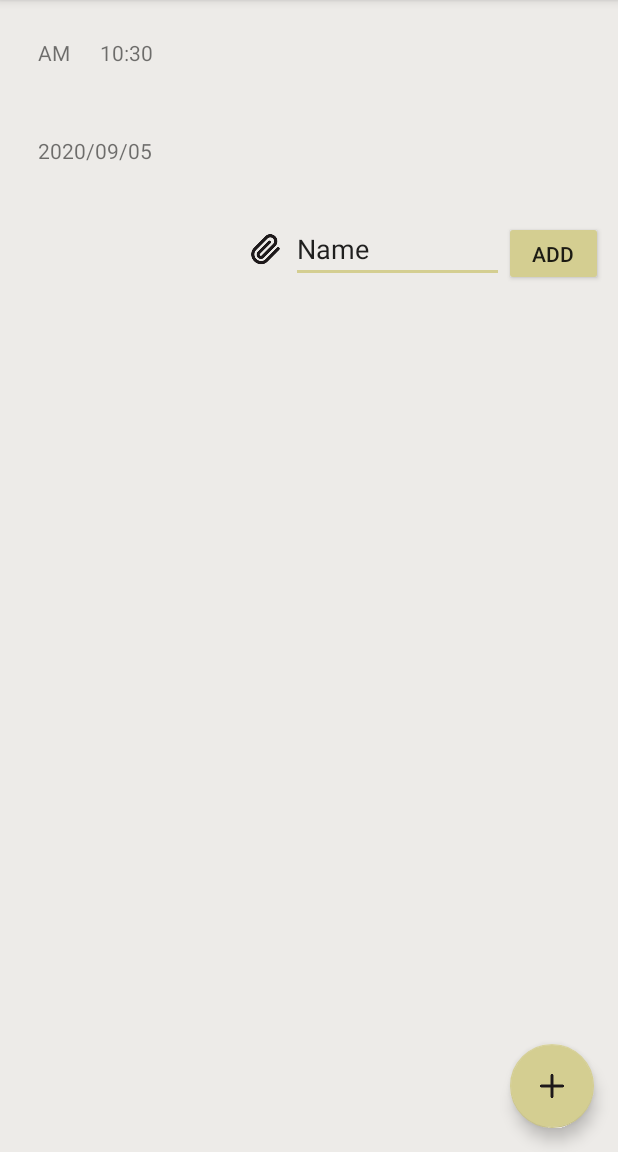
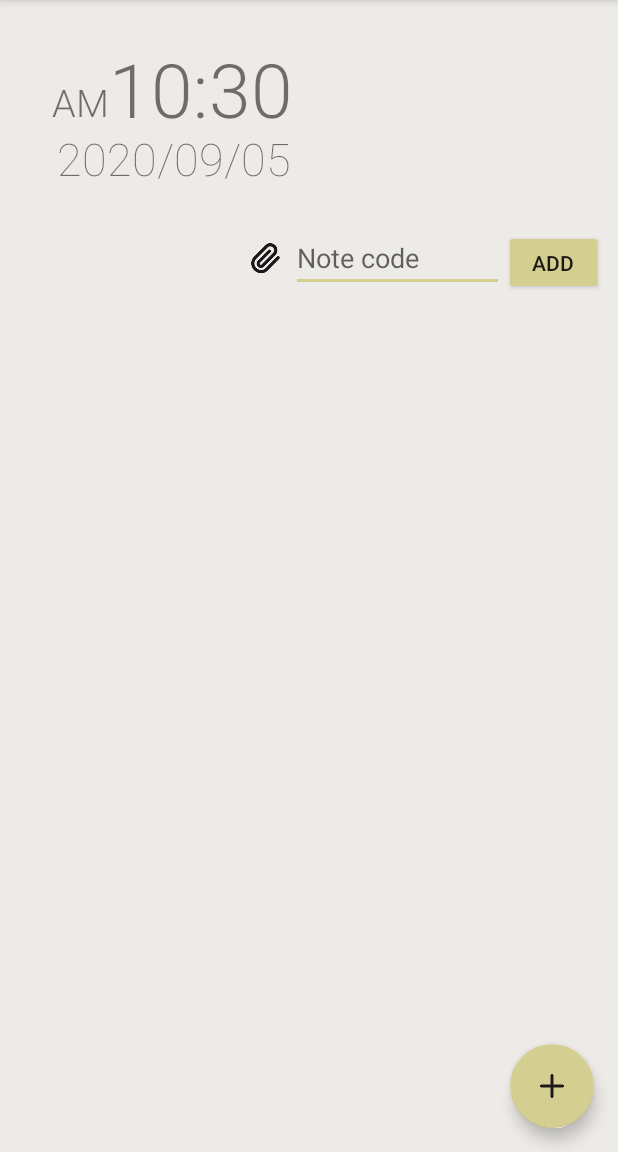
Before and after one commit to mjkcool/Branch-Memo-Beta, an Android app: the screen it shows after launch (MainActivity), on a phone screen of 412 x 824 dp, the part 84-1236 px from its top. Run offline under Robolectric (Android 15) with nearby library versions, the phone set to English and light mode, and no system bars.

Commit message:
Implement Clock design

```diff
--- a/app/src/main/res/layout/fragment_first.xml
+++ b/app/src/main/res/layout/fragment_first.xml
@@ -17,28 +17,37 @@
 
         <LinearLayout
             android:layout_width="181dp"
-            android:layout_height="match_parent"
+            android:layout_height="wrap_content"
             android:orientation="horizontal">
 
             <TextView
                 android:id="@+id/a_view"
-                android:layout_width="41dp"
-                android:layout_height="65dp"
-                android:text="time" />
+                android:layout_width="47dp"
+                android:layout_height="match_parent"
+                android:fontFamily="sans-serif-light"
+                android:gravity="bottom|right"
+                android:text="ap"
+                android:textSize="25sp" />
 
             <TextView
                 android:id="@+id/time_view"
-                android:layout_width="145dp"
-                android:layout_height="match_parent"
+                android:layout_width="115dp"
+                android:layout_height="60dp"
                 android:layout_weight="1"
-                android:text="TextView" />
+                android:fontFamily="sans-serif-light"
+                android:gravity="left"
+                android:text="00:00"
+                android:textSize="50sp" />
         </LinearLayout>
 
         <TextView
             android:id="@+id/date_view"
             android:layout_width="181dp"
-            android:layout_height="29dp"
-            android:text="date" />
+            android:layout_height="match_parent"
+            android:fontFamily="sans-serif-thin"
+            android:gravity="bottom|center"
+            android:text="0000/00/00"
+            android:textSize="30sp" />
 
     </LinearLayout>
 
@@ -63,8 +72,8 @@
             android:layout_height="wrap_content"
             android:layout_weight="1"
             android:ems="10"
-            android:inputType="textPersonName"
-            android:text="Name" />
+            android:hint="Note code"
+            android:inputType="textPersonName" />
 
         <Button
             android:id="@+id/button"
@@ -78,7 +87,8 @@
 
     <ScrollView
         android:layout_width="match_parent"
-        android:layout_height="match_parent">
+        android:layout_height="match_parent"
+        android:layout_marginTop="10dp">
 
         <LinearLayout
             android:layout_width="match_parent"
```
